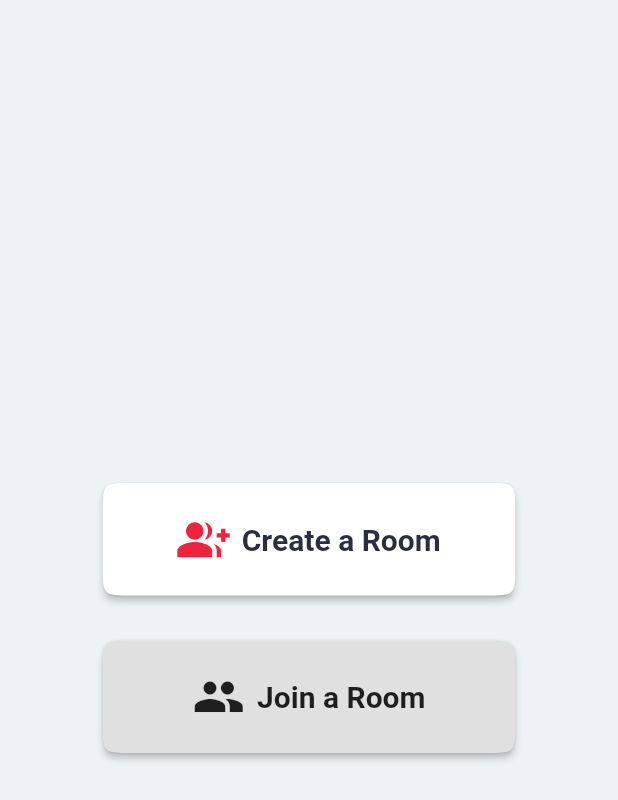
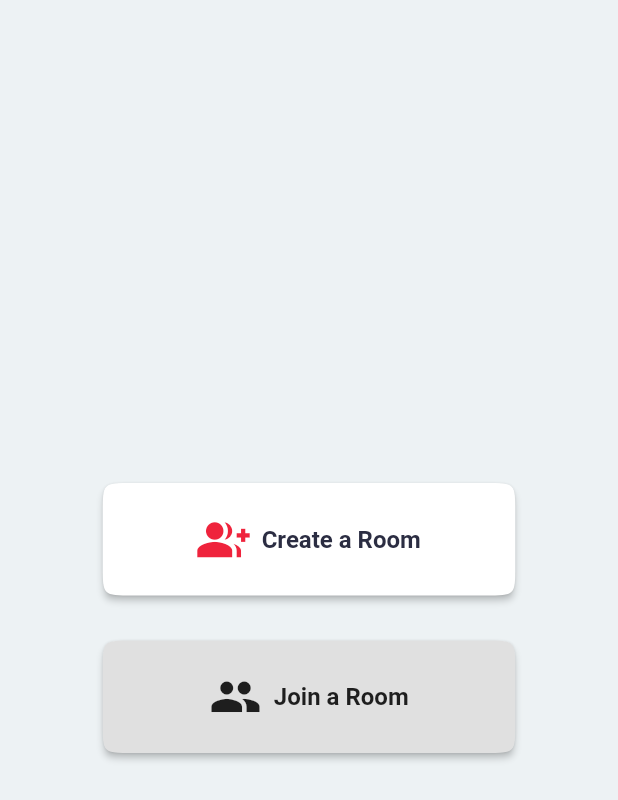
Before and after one commit to paxcodes/dicery_app, a Flutter app: the screen it shows after launch, on a phone screen of 412 x 824 dp. Shown: the top 800 px of the screen. Run offline on Flutter 3.47's test engine with Material 2 defaults, Android fonts, the phone set to English and light mode, and no system bars; our stand-ins replace animated_text_kit, flutter_screenutil, sse; missing offline and left inert: timeago_flutter.

Commit message:
fix(styling): use theme for font sizes

```diff
--- a/lib/components/buttons/base_button.dart
+++ b/lib/components/buttons/base_button.dart
@@ -43,11 +43,10 @@ class DiceryIconButton extends StatelessWidget {
         ),
         label: Text(
           label,
-          style: TextStyle(
-            fontWeight: FontWeight.bold,
-            fontSize: 20,
-            color: finalTextColor,
-          ),
+          style: Theme.of(context).textTheme.bodyText1.copyWith(
+                fontWeight: FontWeight.bold,
+                color: finalTextColor,
+              ),
         ),
       ),
     );
--- a/lib/components/forms/dice_count.dart
+++ b/lib/components/forms/dice_count.dart
@@ -32,7 +32,9 @@ class _DiceCountFormState extends State<DiceCountForm> {
           children: <Widget>[
             Text(
               '# of Dice',
-              style: TextStyle(fontSize: 20, fontWeight: FontWeight.bold),
+              style: Theme.of(context).textTheme.bodyText1.copyWith(
+                    fontWeight: FontWeight.bold,
+                  ),
             ),
             SizedBox(
               width: 20,
```
Also changed, not shown: lib/components/roll_entry_list_item.dart (+4 -7 lines), lib/screens/room.dart (+6 -4 lines).
